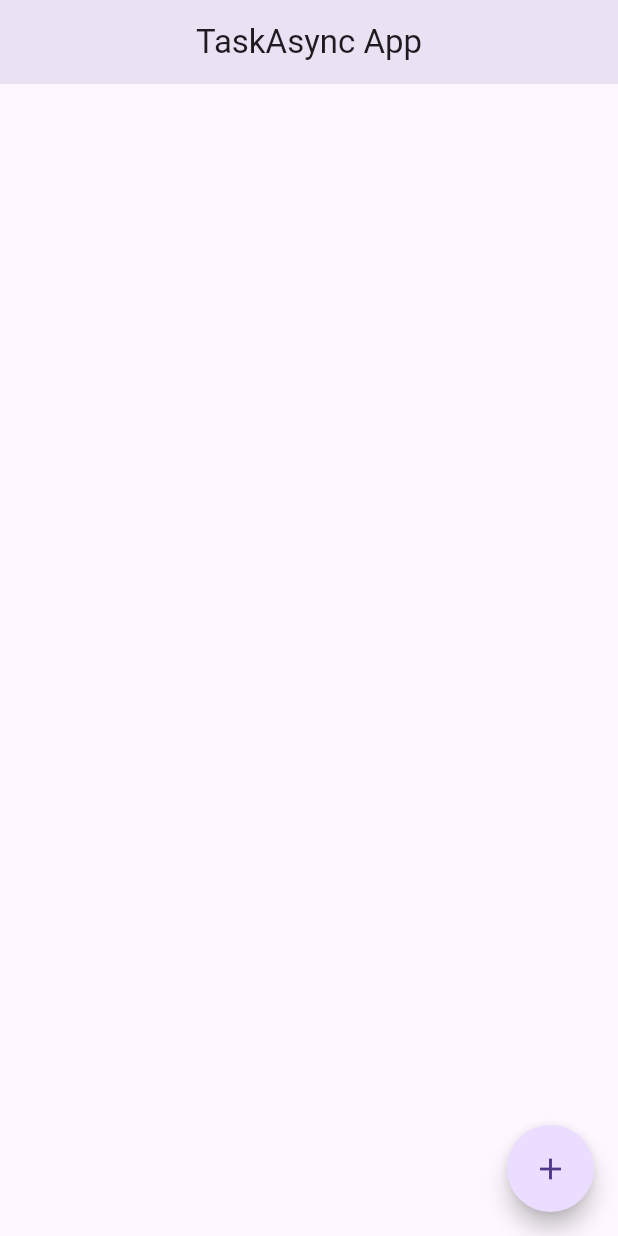
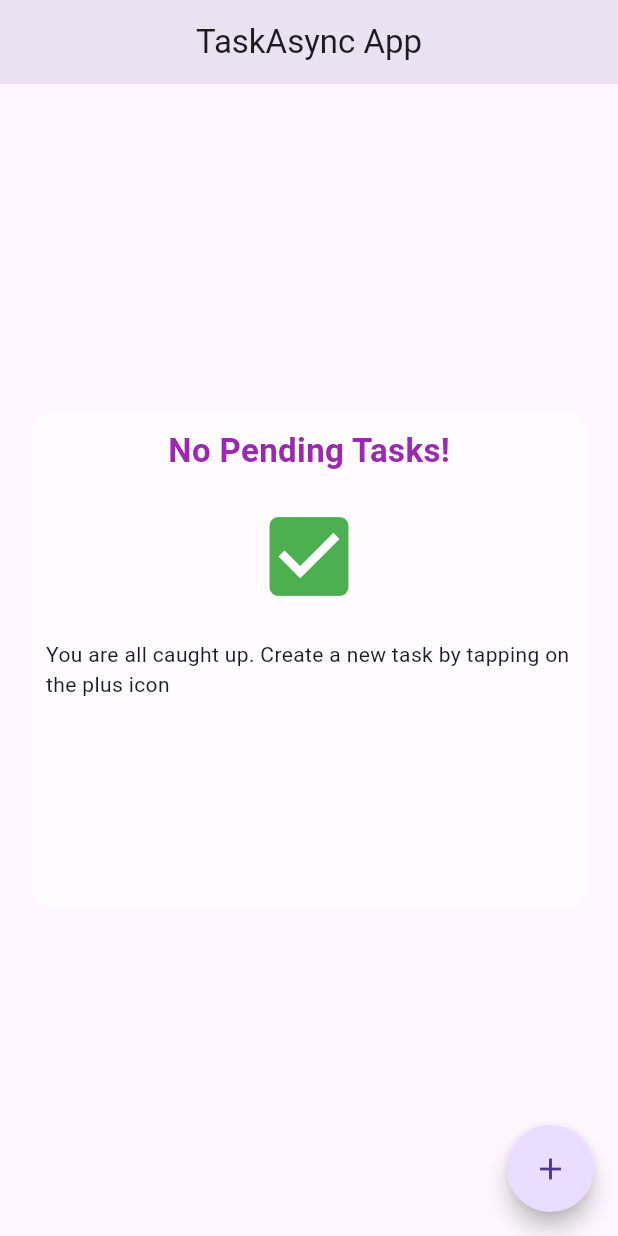
Before and after one commit to josephwatunu123/to_do_app, a Flutter app: the first screen one second after launch, on a phone screen of 412 x 824 dp. Run offline on Flutter 3.47's test engine with Material 3 defaults, Android fonts, the light colour scheme and no system bars; drawn by our look-alikes of flutter_speed_dial; our stand-ins replace stacked.

Commit message:
create no tasks screen

```diff
--- a/lib/ui/views/home/home_view.dart
+++ b/lib/ui/views/home/home_view.dart
@@ -5,6 +5,7 @@ import 'package:flutter_speed_dial/flutter_speed_dial.dart';
 import 'package:stacked/stacked.dart';
 import 'package:task_sync/ui/views/dashboard/dashboard_view.dart';
 import 'package:task_sync/ui/widgets/app_bar.dart';
+import 'package:task_sync/ui/widgets/no_tasks_screen.dart';
 
 import '../../../models/task_model.dart';
 import '../create_task/create_task_view.dart';
@@ -28,7 +29,7 @@ class _HomeViewState extends State<HomeView> {
         body: viewModel.isLoading
             ? const Center(child: CircularProgressIndicator())
             : SafeArea(
-          child: ReorderableListView(
+          child: viewModel.visibleTasks.isEmpty ? NoTasksScreen() :ReorderableListView(
             onReorder: (oldIndex, newIndex) {
               setState(() {
                 if (newIndex > oldIndex) newIndex -= 1;
--- /dev/null
+++ b/lib/ui/widgets/no_tasks_screen.dart
@@ -0,0 +1,42 @@
+import 'package:flutter/material.dart';
+import 'package:task_sync/ui/widgets/app_bar.dart';
+
+class NoTasksScreen extends StatelessWidget {
+  const NoTasksScreen({super.key});
+
+  @override
+  Widget build(BuildContext context) {
+    final myHeight = MediaQuery.of(context).size.height;
+    final myWidth = MediaQuery.of(context).size.width;
+    return Center(
+          child: Column(
+            mainAxisAlignment: MainAxisAlignment.center,
+            children: [
+              Container(
+                alignment: Alignment.center,
+                padding: EdgeInsets.all(10),
+                height: myHeight * 0.4,
+                width: myWidth * 0.9,
+                decoration: BoxDecoration(
+                  color: Colors.white60,
+                  borderRadius: BorderRadius.circular(15),
+                ),
+                child: Column(
+                  children: [
+                    Text('No Pending Tasks!', style: TextStyle(
+                      fontSize: 22,
+                      fontWeight: FontWeight.w600,
+                      color: Colors.purple
+                    ),),
+                    const SizedBox(height: 20),
+                    Icon(Icons.check_box, color: Colors.green,size: 70,),
+                    const SizedBox(height: 20),
+                    Text("You are all caught up. Create a new task by tapping on the plus icon")
+                  ],
+                ),
+              )
+            ],
+          ),
+        );
+  }
+}
```
